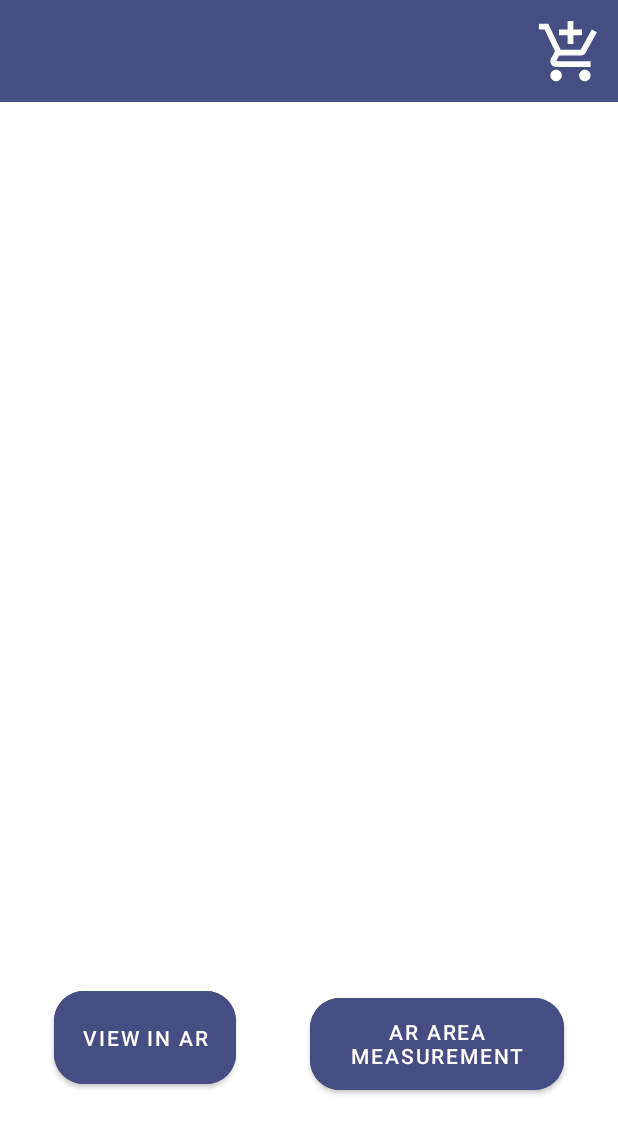
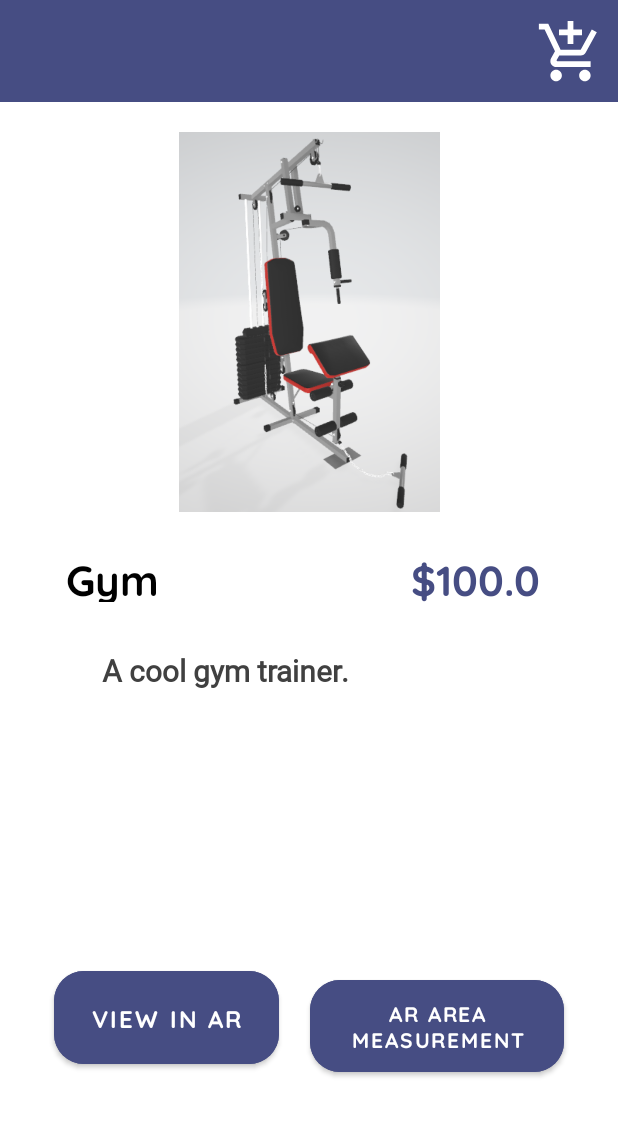
Before and after one commit to Mustafa-Karkour/FitKit, an Android app: the ProductDisplay screen opened directly, with no data from a screen before it, on a phone screen of 412 x 824 dp. Shown: the top 1134 px of the screen. Run offline under Robolectric (Android 15) with nearby library versions, the phone set to English and light mode, and no system bars; our stand-ins replace Firebase (no records; nobody signed in at launch, a user with empty details on screens opened directly); pictures from the network do not load; 11 statements that could not run were skipped.

Commit message:
Updated UI of Product Display page

```diff
--- a/app/src/main/res/layout/activity_product_display.xml
+++ b/app/src/main/res/layout/activity_product_display.xml
@@ -23,24 +23,27 @@
 
     <ImageView
         android:id="@+id/imageView"
-        android:layout_width="226dp"
-        android:layout_height="279dp"
-        android:layout_marginTop="32dp"
+        android:layout_width="211dp"
+        android:layout_height="253dp"
+        android:layout_marginTop="20dp"
         app:layout_constraintEnd_toEndOf="parent"
-        app:layout_constraintHorizontal_bias="0.497"
         app:layout_constraintStart_toStartOf="parent"
-        app:layout_constraintTop_toTopOf="@+id/imageView3" />
+        app:layout_constraintTop_toTopOf="@+id/imageView3"
+        app:srcCompat="@drawable/gym_trainer_pic" />
 
     <TextView
         android:id="@+id/productName"
         android:layout_width="wrap_content"
         android:layout_height="wrap_content"
-        android:layout_marginStart="60dp"
+        android:layout_marginStart="44dp"
         android:layout_marginTop="24dp"
         android:width="130dp"
-        android:height="30dp"
+        android:height="36dp"
+        android:fontFamily="@font/quicksand_bold"
+        android:text="Gym"
         android:textColor="@color/black"
-        android:textSize="24sp"
+        android:textSize="28sp"
+        android:textStyle="bold"
         app:layout_constraintStart_toStartOf="parent"
         app:layout_constraintTop_toBottomOf="@+id/imageView" />
 
@@ -48,35 +51,43 @@
         android:id="@+id/price"
         android:layout_width="wrap_content"
         android:layout_height="wrap_content"
-        android:layout_marginStart="60dp"
+        android:layout_marginStart="100dp"
         android:width="100dp"
-        android:height="30dp"
+        android:height="36dp"
+        android:fontFamily="@font/quicksand_bold"
+        android:text="$100.00"
         android:textColor="@color/fitkitPurple"
-        android:textSize="24sp"
+        android:textSize="28sp"
+        android:textStyle="bold"
         app:layout_constraintStart_toEndOf="@+id/productName"
         app:layout_constraintTop_toTopOf="@+id/productName" />
 
     <TextView
         android:id="@+id/description"
-        android:layout_width="291dp"
-        android:layout_height="86dp"
+        android:layout_width="276dp"
+        android:layout_height="91dp"
         android:layout_marginTop="32dp"
+        android:fontFamily="@font/quicksand_variablefont_wght"
+        android:text="A cool gym trainer."
         android:textColor="#404040"
         android:textSize="20sp"
+        android:textStyle="bold"
         app:layout_constraintEnd_toEndOf="parent"
         app:layout_constraintStart_toStartOf="parent"
         app:layout_constraintTop_toBottomOf="@+id/productName" />
 
     <com.google.android.material.button.MaterialButton
         android:id="@+id/btnViewInAR"
-        android:layout_width="121dp"
+        android:layout_width="150dp"
         android:layout_height="74dp"
         android:layout_marginStart="36dp"
         android:layout_marginTop="24dp"
         android:layout_marginBottom="16dp"
         android:backgroundTint="@color/fitkitPurple"
+        android:fontFamily="@font/quicksand_bold"
         android:onClick="toARModelViewer"
         android:text="View in AR"
+        android:textSize="16sp"
         app:cornerRadius="20dp"
         app:layout_constraintBottom_toBottomOf="parent"
         app:layout_constraintStart_toStartOf="parent"
@@ -90,6 +101,7 @@
         android:layout_marginEnd="36dp"
         android:layout_marginBottom="16dp"
         android:backgroundTint="@color/fitkitPurple"
+        android:fontFamily="@font/quicksand_bold"
         android:onClick="toMeasureActivity"
         android:text="AR Area Measurement"
         app:cornerRadius="20dp"
```
Also changed, not shown: app/src/main/res/font/quicksand_bold.ttf (added).
